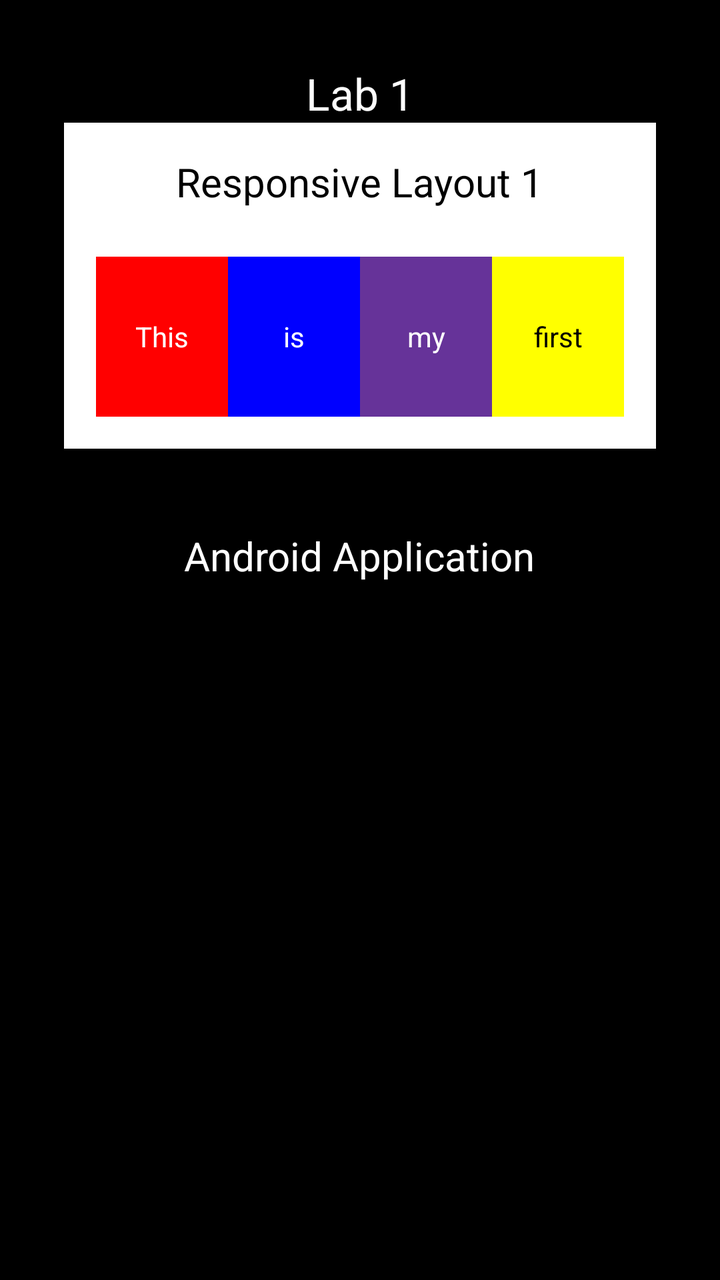
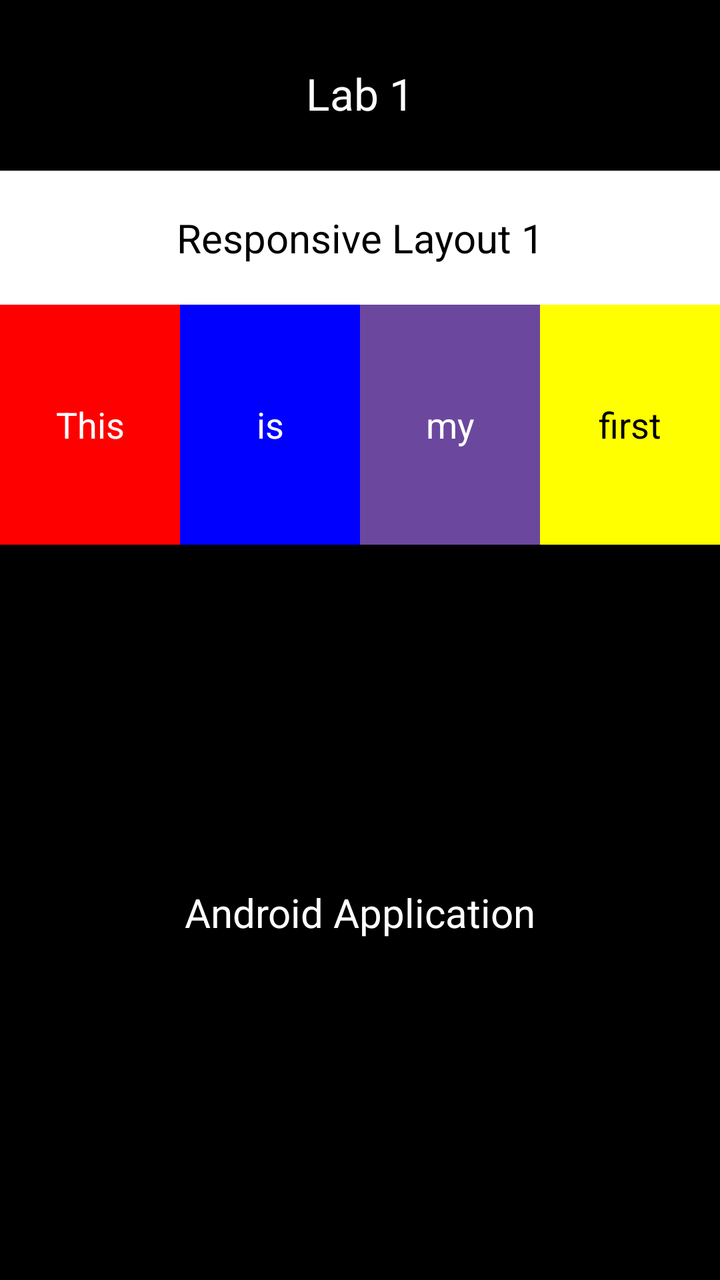

An Android layout rendered at two revisions. The XML below is the earlier revision; the diff shows what the commit changed to produce the second picture.
<!-- AndroidManifest.xml: application theme Theme.Part1_LinearLayout -->
<!-- res/layout/activity_main.xml -->
<?xml version="1.0" encoding="utf-8"?>
<LinearLayout xmlns:android="http://schemas.android.com/apk/res/android"
    android:layout_width="match_parent"
    android:layout_height="match_parent"
    android:orientation="vertical"
    android:background="#000000">

    
    <TextView
        android:layout_width="wrap_content"
        android:layout_height="wrap_content"
        android:text="Lab 1"
        android:textSize="22sp"
        android:textColor="#FFFFFF"
        android:layout_gravity="center_horizontal"
        android:layout_marginTop="32dp"/>

    
    <LinearLayout
        android:layout_width="match_parent"
        android:layout_height="wrap_content"
        android:orientation="vertical"
        android:background="#FFFFFF"
        android:layout_marginHorizontal="32dp"
        android:padding="16dp">

        <TextView
            android:layout_width="wrap_content"
            android:layout_height="wrap_content"
            android:text="Responsive Layout 1"
            android:textSize="20sp"
            android:textColor="#000000"
            android:layout_gravity="center_horizontal"
            android:layout_marginBottom="24dp"/>

        
        <LinearLayout
            android:layout_width="match_parent"
            android:layout_height="wrap_content"
            android:orientation="horizontal">

            <TextView
                android:layout_width="0dp"
                android:layout_height="80dp"
                android:layout_weight="1"
                android:background="#ff0000"
                android:text="This"
                android:gravity="center"
                android:textColor="#ffffff"/>

            <TextView
                android:layout_width="0dp"
                android:layout_height="80dp"
                android:layout_weight="1"
                android:background="#0000ff"
                android:text="is"
                android:gravity="center"
                android:textColor="#ffffff"/>

            <TextView
                android:layout_width="0dp"
                android:layout_height="80dp"
                android:layout_weight="1"
                android:background="#663399"
                android:text="my"
                android:gravity="center"
                android:textColor="#ffffff"/>

            <TextView
                android:layout_width="0dp"
                android:layout_height="80dp"
                android:layout_weight="1"
                android:background="#ffff00"
                android:text="first"
                android:gravity="center"
                android:textColor="#000000"/>
        </LinearLayout>
    </LinearLayout>

    
    <TextView
        android:layout_width="wrap_content"
        android:layout_height="wrap_content"
        android:text="Android Application"
        android:textSize="20sp"
        android:textColor="#FFFFFF"
        android:layout_gravity="center_horizontal"
        android:layout_marginTop="40dp"/>
    

</LinearLayout>
<!-- resources referenced by this layout -->
<resources>
  <style name="Theme.Part1_LinearLayout" parent="Base.Theme.Part1_LinearLayout" />
  <style name="Base.Theme.Part1_LinearLayout" parent="Theme.Material3.DayNight.NoActionBar">
          
          
      </style>
</resources>

<!-- the commit's change to res/layout/activity_main.xml (unified diff, before → after) -->
@@ -2,90 +2,99 @@
 <LinearLayout xmlns:android="http://schemas.android.com/apk/res/android"
     android:layout_width="match_parent"
     android:layout_height="match_parent"
-    android:orientation="vertical"
-    android:background="#000000">
+    android:background="#000000"
+    android:orientation="vertical">
 
     
     <TextView
-        android:layout_width="wrap_content"
+        android:layout_width="match_parent"
         android:layout_height="wrap_content"
+        android:layout_marginTop="32dp"
         android:text="Lab 1"
+        android:textColor="#FFFFFF"
         android:textSize="22sp"
-        android:textColor="#FFFFFF"
-        android:layout_gravity="center_horizontal"
-        android:layout_marginTop="32dp"/>
+        android:gravity="center"/>
 
     
     <LinearLayout
         android:layout_width="match_parent"
         android:layout_height="wrap_content"
-        android:orientation="vertical"
+        android:layout_marginTop="24dp"
         android:background="#FFFFFF"
-        android:layout_marginHorizontal="32dp"
-        android:padding="16dp">
+        android:orientation="vertical">
 
         <TextView
-            android:layout_width="wrap_content"
+            android:layout_width="match_parent"
             android:layout_height="wrap_content"
+            android:paddingVertical="20dp"
             android:text="Responsive Layout 1"
+            android:textColor="#000000"
             android:textSize="20sp"
-            android:textColor="#000000"
-            android:layout_gravity="center_horizontal"
-            android:layout_marginBottom="24dp"/>
+            android:gravity="center"/>
 
-        
         <LinearLayout
             android:layout_width="match_parent"
-            android:layout_height="wrap_content"
+            android:layout_height="120dp"
             android:orientation="horizontal">
 
             <TextView
                 android:layout_width="0dp"
-                android:layout_height="80dp"
+                android:layout_height="match_parent"
                 android:layout_weight="1"
                 android:background="#ff0000"
                 android:text="This"
+                android:textColor="#ffffff"
                 android:gravity="center"
-                android:textColor="#ffffff"/>
+                android:textSize="18sp"/>
 
             <TextView
                 android:layout_width="0dp"
-                android:layout_height="80dp"
+                android:layout_height="match_parent"
                 android:layout_weight="1"
                 android:background="#0000ff"
                 android:text="is"
+                android:textColor="#ffffff"
                 android:gravity="center"
-                android:textColor="#ffffff"/>
+                android:textSize="18sp"/>
 
             <TextView
                 android:layout_width="0dp"
-                android:layout_height="80dp"
+                android:layout_height="match_parent"
                 android:layout_weight="1"
-                android:background="#663399"
+                android:background="#6b489e"
                 android:text="my"
+                android:textColor="#ffffff"
                 android:gravity="center"
-                android:textColor="#ffffff"/>
+                android:textSize="18sp"/>
 
             <TextView
                 android:layout_width="0dp"
-                android:layout_height="80dp"
+                android:layout_height="match_parent"
                 android:layout_weight="1"
                 android:background="#ffff00"
                 android:text="first"
+                android:textColor="#000000"
                 android:gravity="center"
-                android:textColor="#000000"/>
+                android:textSize="18sp"/>
         </LinearLayout>
     </LinearLayout>
 
     
-    <TextView
-        android:layout_width="wrap_content"
-        android:layout_height="wrap_content"
-        android:text="Android Application"
-        android:textSize="20sp"
-        android:textColor="#FFFFFF"
-        android:layout_gravity="center_horizontal"
-        android:layout_marginTop="40dp"/>
-    
+    <LinearLayout
+        android:layout_width="match_parent"
+        android:layout_height="0dp"
+        android:layout_weight="1"
+        android:gravity="center">
+
+        <TextView
+            android:layout_width="match_parent"
+            android:layout_height="wrap_content"
+            android:text="Android Application"
+            android:textColor="#FFFFFF"
+            android:textSize="20sp"
+            android:gravity="center"/>
+    </LinearLayout>
+
+   
 
 </LinearLayout>
